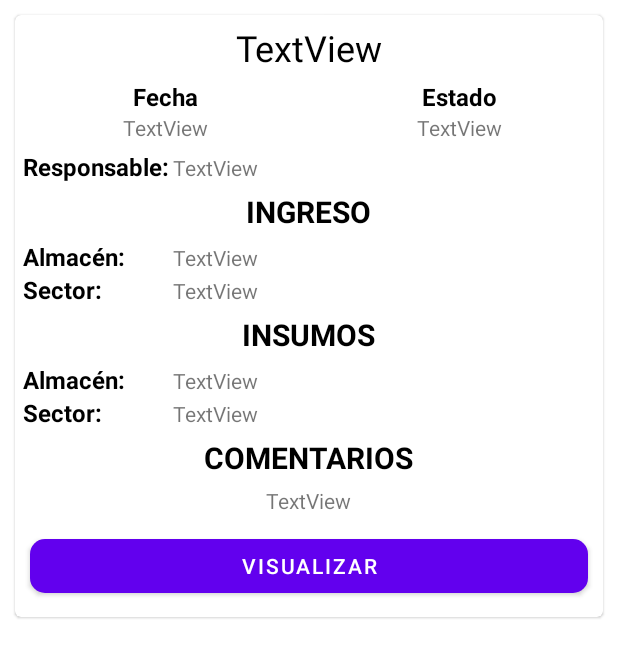
After one commit to BrayanMadrid/mysplastapp, an Android app: the layout listado_ordenesprod.xml on its own in the app's theme, with its tools: preview values and no code run, on a phone screen of 412 x 824 dp. The commit adds this screen. Shown: the top 658 px of the screen. Run offline under Robolectric (Android 15) with nearby library versions, the phone set to English and light mode, and no system bars.

Commit message:
Actualización 17/11/2022

```diff
--- a/app/src/main/java/com/example/mysplast/ActivityProduccion.kt
+++ b/app/src/main/java/com/example/mysplast/ActivityProduccion.kt
@@ -4,10 +4,12 @@ import android.content.Context
 import android.content.SharedPreferences
 import androidx.appcompat.app.AppCompatActivity
 import android.os.Bundle
-import android.util.Log
-import com.example.mysplast.model.Natural
+import android.view.View
+import android.view.View.OnClickListener
+import androidx.recyclerview.widget.LinearLayoutManager
+import com.example.mysplast.adapters.ListadoOrdenesProdAdapter
+import com.example.mysplast.databinding.ActivityProduccionBinding
 import com.example.mysplast.model.Ordenprod
-import com.example.mysplast.services.NaturalService
 import com.example.mysplast.services.OrdenProdService
 import retrofit2.Call
 import retrofit2.Callback
@@ -15,17 +17,32 @@ import retrofit2.Response
 import retrofit2.Retrofit
 import retrofit2.converter.gson.GsonConverterFactory
 
-class ActivityProduccion : AppCompatActivity() {
+class ActivityProduccion : AppCompatActivity(), OnClickListener {
 
+    private lateinit var  binding : ActivityProduccionBinding
     var mpref: SharedPreferences? = null
     var payload: String? = null
+    private lateinit var listAdapterOrdenProds: ListadoOrdenesProdAdapter
+
+
 
     override fun onCreate(savedInstanceState: Bundle?) {
         super.onCreate(savedInstanceState)
-        setContentView(R.layout.activity_produccion)
+        binding = ActivityProduccionBinding.inflate(layoutInflater)
+        setContentView(binding.root)
         mpref = this.getSharedPreferences("token", Context.MODE_PRIVATE)
         payload = mpref?.getString("accesstoken","")
+        configuracionRecyclerView()
         listadoOrdenProduccion(payload!!)
+    }
+
+    private fun configuracionRecyclerView(){
+        listAdapterOrdenProds = ListadoOrdenesProdAdapter(this)
+        binding.rcvOrdenProd.apply {
+            setHasFixedSize(true)
+            layoutManager = LinearLayoutManager(context)
+            adapter = listAdapterOrdenProds
+        }
     }
 
     private fun listadoOrdenProduccion(token: String){
@@ -39,9 +56,7 @@ class ActivityProduccion : AppCompatActivity() {
                 response: Response<List<Ordenprod>>
 
             ) {
-                Log.d("ORDENPRODUCIOOOON", response.body()?.get(0)?.nro_ordenprod.toString())
-                Log.d("ORDENPRODUCIOOOON", response.body()?.get(1)?.nro_ordenprod.toString())
-                Log.d("ORDENPRODUCIOOOON", response.body()?.get(2)?.nro_ordenprod.toString())
+                listAdapterOrdenProds.submitList(response.body())
             }
 
             override fun onFailure(call: Call<List<Ordenprod>>, t: Throwable) {
@@ -50,4 +65,8 @@ class ActivityProduccion : AppCompatActivity() {
 
         })
     }
+
+    override fun onClick(p0: View?) {
+        TODO("Not yet implemented")
+    }
 }
--- /dev/null
+++ b/app/src/main/java/com/example/mysplast/adapters/ListadoOrdenesProdAdapter.kt
@@ -0,0 +1,65 @@
+package com.example.mysplast.adapters
+
+import android.content.Context
+import android.view.LayoutInflater
+import android.view.View
+import android.view.View.OnClickListener
+import android.view.ViewGroup
+import androidx.annotation.NonNull
+import androidx.recyclerview.widget.DiffUtil
+import androidx.recyclerview.widget.ListAdapter
+import androidx.recyclerview.widget.RecyclerView
+import com.example.mysplast.R
+import com.example.mysplast.databinding.ListadoOrdenesprodBinding
+import com.example.mysplast.model.Ordenprod
+import java.text.SimpleDateFormat
+
+class ListadoOrdenesProdAdapter  (private val listener: OnClickListener):
+    ListAdapter<Ordenprod, RecyclerView.ViewHolder>(OrdenDiffCallback()) {
+
+    private lateinit var context: Context
+
+    override fun onCreateViewHolder(parent: ViewGroup, viewType: Int): RecyclerView.ViewHolder {
+        context = parent.context
+
+        val view = LayoutInflater.from(context).inflate(R.layout.listado_ordenesprod,parent,false)
+        return ViewHolder(view)
+    }
+
+    override fun onBindViewHolder(holder: RecyclerView.ViewHolder, position: Int) {
+        val obtenerOrdenprod = getItem(position)
+        with(holder as ViewHolder){
+            val sdf = SimpleDateFormat("dd/MM/yyyy")
+            val currentDate = sdf.format(obtenerOrdenprod.fecha)
+            binding.edtNroOrdenProd.text = obtenerOrdenprod.nro_ordenprod
+            binding.edtComentarios.text = obtenerOrdenprod.desc_ordenprod
+            binding.edtFecha.text = currentDate.toString()
+            binding.edtResponsable.text = obtenerOrdenprod.id_PERSONA.nombres + " " +obtenerOrdenprod.id_PERSONA.ape_pat + " " + obtenerOrdenprod.id_PERSONA.ape_mat
+            binding.edtAlmacenIn.text = obtenerOrdenprod.id_sector.id_almacen.nom_almacen
+            binding.edtSectorIn.text = obtenerOrdenprod.id_sector.nom_sector
+            binding.edtAlmacenSa.text = obtenerOrdenprod.id_sectorinsumos.id_almacen.nom_almacen
+            binding.edtSectorSa.text = obtenerOrdenprod.id_sectorinsumos.nom_sector
+            if(obtenerOrdenprod.estado.equals("I")){
+                binding.edtEstado.text = "Inventariado"
+            } else if(obtenerOrdenprod.estado.equals("P")){
+                binding.edtEstado.text = "Pendiente"
+            } else {
+                binding.edtEstado.text = "Anulado"
+            }
+        }
+    }
+
+    class OrdenDiffCallback: DiffUtil.ItemCallback<Ordenprod>(){
+        override fun areItemsTheSame(oldItem: Ordenprod, newItem: Ordenprod): Boolean  = oldItem.id_ordenprod == newItem.id_ordenprod
+
+        override fun areContentsTheSame(oldItem: Ordenprod, newItem: Ordenprod): Boolean  = oldItem == newItem
+
+    }
+
+    inner class ViewHolder(@NonNull view: View): RecyclerView.ViewHolder(view){
+
+        val binding = ListadoOrdenesprodBinding.bind(view)
+
+
+    }
+}
--- a/app/src/main/java/com/example/mysplast/adapters/ListadoProductosAdapter.kt
+++ b/app/src/main/java/com/example/mysplast/adapters/ListadoProductosAdapter.kt
@@ -1,8 +1,6 @@
 package com.example.mysplast.adapters
 
 import android.content.Context
-import android.content.SharedPreferences
-import android.util.Log
 import android.view.LayoutInflater
 import android.view.View
 import android.view.View.OnClickListener
--- a/app/src/main/res/layout/activity_produccion.xml
+++ b/app/src/main/res/layout/activity_produccion.xml
@@ -6,4 +6,14 @@
     android:layout_height="match_parent"
     tools:context=".ActivityProduccion">
 
+    <androidx.recyclerview.widget.RecyclerView
+        android:id="@+id/rcvOrdenProd"
+        android:layout_width="0dp"
+        android:layout_height="0dp"
+        app:layout_constraintBottom_toBottomOf="parent"
+        app:layout_constraintEnd_toEndOf="parent"
+        app:layout_constraintStart_toStartOf="parent"
+        app:layout_constraintTop_toTopOf="parent"
+        tools:listitem="@layout/listado_ordenesprod" />
+
 </androidx.constraintlayout.widget.ConstraintLayout>
--- /dev/null
+++ b/app/src/main/res/layout/listado_ordenesprod.xml
@@ -0,0 +1,250 @@
+<?xml version="1.0" encoding="utf-8"?>
+<androidx.constraintlayout.widget.ConstraintLayout xmlns:android="http://schemas.android.com/apk/res/android"
+    xmlns:app="http://schemas.android.com/apk/res-auto"
+    android:layout_width="match_parent"
+    android:layout_height="wrap_content">
+
+    <LinearLayout
+        android:layout_width="match_parent"
+        android:layout_height="wrap_content"
+        android:orientation="horizontal"
+        app:layout_constraintEnd_toEndOf="parent"
+        app:layout_constraintStart_toStartOf="parent"
+        app:layout_constraintTop_toTopOf="parent">
+
+        <com.google.android.material.card.MaterialCardView
+
+            android:layout_width="match_parent"
+            android:layout_height="wrap_content"
+            android:layout_margin="10sp"
+            android:checkable="true"
+            android:clickable="true"
+            android:focusable="true"
+            android:minHeight="48dp">
+
+            <LinearLayout
+                android:layout_width="match_parent"
+                android:layout_height="match_parent"
+                android:orientation="vertical">
+
+
+                <TextView
+                    android:id="@+id/edtNroOrdenProd"
+                    android:layout_width="match_parent"
+                    android:layout_height="wrap_content"
+                    android:layout_margin="5dp"
+                    android:gravity="center"
+                    android:text="TextView"
+                    android:textColor="@color/black"
+                    android:textSize="24sp" />
+
+                <LinearLayout
+                    android:layout_width="match_parent"
+                    android:layout_height="match_parent"
+                    android:orientation="horizontal">
+
+                    <TextView
+                        android:id="@+id/textView11"
+                        android:layout_width="200dp"
+                        android:layout_height="wrap_content"
+                        android:gravity="center"
+                        android:text="Fecha"
+                        android:textColor="@color/black"
+                        android:textSize="16sp"
+                        android:textStyle="bold" />
+
+                    <TextView
+                        android:id="@+id/textView13"
+                        android:layout_width="match_parent"
+                        android:layout_height="match_parent"
+                        android:gravity="center"
+                        android:text="Estado"
+                        android:textColor="@color/black"
+                        android:textSize="16sp"
+                        android:textStyle="bold" />
+                </LinearLayout>
+
+                <LinearLayout
+                    android:layout_width="match_parent"
+                    android:layout_height="match_parent"
+                    android:layout_marginBottom="5dp"
+                    android:orientation="horizontal">
+
+                    <TextView
+                        android:id="@+id/edtFecha"
+                        android:layout_width="200dp"
+                        android:layout_height="wrap_content"
+                        android:gravity="center"
+                        android:text="TextView" />
+
+                    <TextView
+                        android:id="@+id/edtEstado"
+                        android:layout_width="match_parent"
+                        android:layout_height="wrap_content"
+                        android:gravity="center"
+                        android:text="TextView" />
+                </LinearLayout>
+
+                <LinearLayout
+                    android:layout_width="match_parent"
+                    android:layout_height="match_parent"
+                    android:orientation="horizontal">
+
+                    <TextView
+                        android:id="@+id/textView18"
+                        android:layout_width="100dp"
+                        android:layout_height="wrap_content"
+                        android:layout_marginStart="5dp"
+                        android:text="Responsable:"
+                        android:textColor="@color/black"
+                        android:textSize="16sp"
+                        android:textStyle="bold" />
+
+                    <TextView
+                        android:id="@+id/edtResponsable"
+                        android:layout_width="wrap_content"
+                        android:layout_height="wrap_content"
+                        android:text="TextView" />
+                </LinearLayout>
+
+                <TextView
+                    android:id="@+id/txtIngreso"
+                    android:layout_width="wrap_content"
+                    android:layout_height="wrap_content"
+                    android:layout_gravity="center"
+                    android:layout_margin="5dp"
+                    android:text="INGRESO"
+                    android:textColor="@color/black"
+                    android:textSize="20sp"
+                    android:textStyle="bold" />
+
+                <LinearLayout
+                    android:layout_width="match_parent"
+                    android:layout_height="match_parent"
+                    android:orientation="horizontal">
+
+                    <TextView
+                        android:id="@+id/textView20"
+                        android:layout_width="100dp"
+                        android:layout_height="wrap_content"
+                        android:layout_marginStart="5dp"
+                        android:text="Almacén:"
+                        android:textColor="@color/black"
+                        android:textSize="16sp"
+                        android:textStyle="bold" />
+
+                    <TextView
+                        android:id="@+id/edtAlmacenIn"
+                        android:layout_width="wrap_content"
+                        android:layout_height="wrap_content"
+                        android:text="TextView" />
+                </LinearLayout>
+
+                <LinearLayout
+                    android:layout_width="match_parent"
+                    android:layout_height="match_parent"
+                    android:orientation="horizontal">
+
+                    <TextView
+                        android:id="@+id/textView22"
+                        android:layout_width="100dp"
+                        android:layout_height="wrap_content"
+                        android:layout_marginStart="5dp"
+                        android:text="Sector:"
+                        android:textColor="@color/black"
+                        android:textSize="16sp"
+                        android:textStyle="bold" />
+
+                    <TextView
+                        android:id="@+id/edtSectorIn"
+                        android:layout_width="wrap_content"
+                        android:layout_height="wrap_content"
+                        android:text="TextView" />
+                </LinearLayout>
+
+                <TextView
+                    android:id="@+id/txtInsumos"
+                    android:layout_width="wrap_content"
+                    android:layout_height="wrap_content"
+                    android:layout_gravity="center"
+                    android:layout_margin="5dp"
+                    android:text="INSUMOS"
+                    android:textColor="@color/black"
+                    android:textSize="20sp"
+                    android:textStyle="bold" />
+
+                <LinearLayout
+                    android:layout_width="match_parent"
+                    android:layout_height="match_parent"
+                    android:orientation="horizontal">
+
+                    <TextView
+                        android:id="@+id/textView24"
+                        android:layout_width="100dp"
+                        android:layout_height="wrap_content"
+                        android:layout_marginStart="5dp"
+                        android:text="Almacén:"
+                        android:textColor="@color/black"
+                        android:textSize="16sp"
+                        android:textStyle="bold" />
+
+                    <TextView
+                        android:id="@+id/edtAlmacenSa"
+                        android:layout_width="wrap_content"
+                        android:layout_height="wrap_content"
+                        android:text="TextView" />
+                </LinearLayout>
+
+                <LinearLayout
+                    android:layout_width="match_parent"
+                    android:layout_height="match_parent"
+                    android:orientation="horizontal">
+
+                    <TextView
+                        android:id="@+id/textView26"
+                        android:layout_width="100dp"
+                        android:layout_height="wrap_content"
+                        android:layout_marginStart="5dp"
+                        android:text="Sector:"
+                        android:textColor="@color/black"
+                        android:textSize="16sp"
+                        android:textStyle="bold" />
+
+                    <TextView
+                        android:id="@+id/edtSectorSa"
+                        android:layout_width="wrap_content"
+                        android:layout_height="wrap_content"
+                        android:text="TextView" />
+                </LinearLayout>
+
+                <TextView
+                    android:id="@+id/textView28"
+                    android:layout_width="wrap_content"
+                    android:layout_height="wrap_content"
+                    android:layout_gravity="center"
+                    android:layout_margin="5dp"
+                    android:text="COMENTARIOS"
+                    android:textColor="@color/black"
+                    android:textSize="20sp"
+                    android:textStyle="bold" />
+
+                <TextView
+                    android:id="@+id/edtComentarios"
+                    android:layout_width="wrap_content"
+                    android:layout_height="wrap_content"
+                    android:layout_gravity="center"
+                    android:text="TextView" />
+
+                <Button
+                    android:id="@+id/btnVisualizarOrdenProd"
+                    android:layout_width="match_parent"
+                    android:layout_height="wrap_content"
+                    android:layout_margin="10dp"
+                    android:text="VISUALIZAR"
+                    app:cornerRadius="10dp" />
+            </LinearLayout>
+
+        </com.google.android.material.card.MaterialCardView>
+
+    </LinearLayout>
+</androidx.constraintlayout.widget.ConstraintLayout>
```
